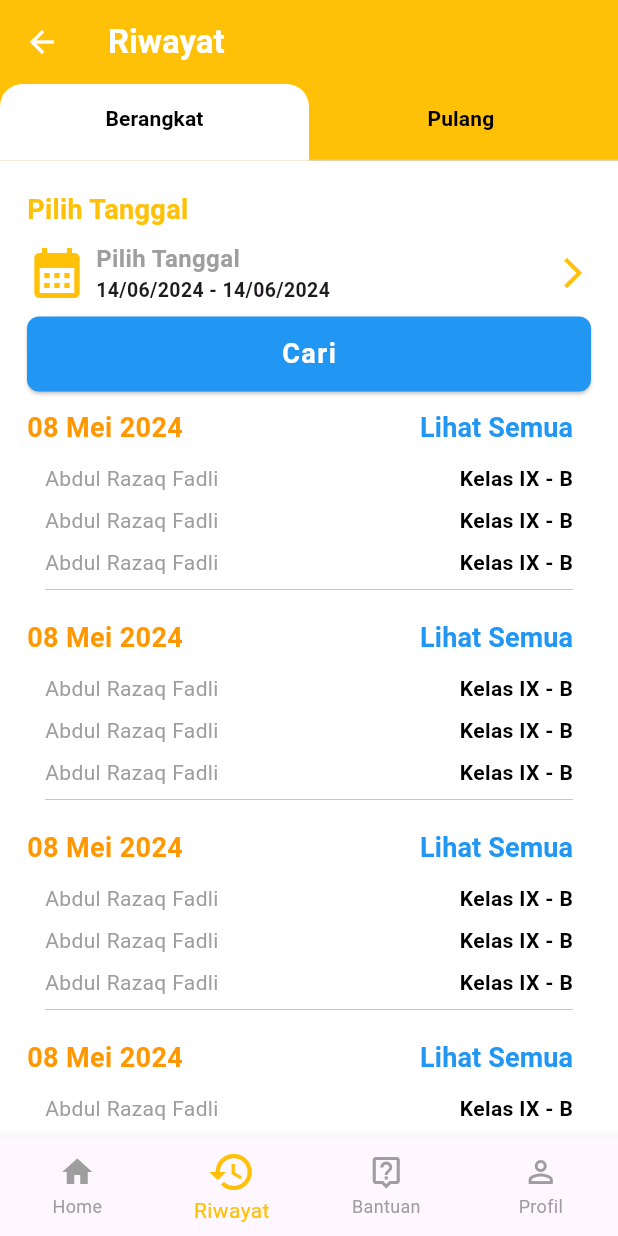
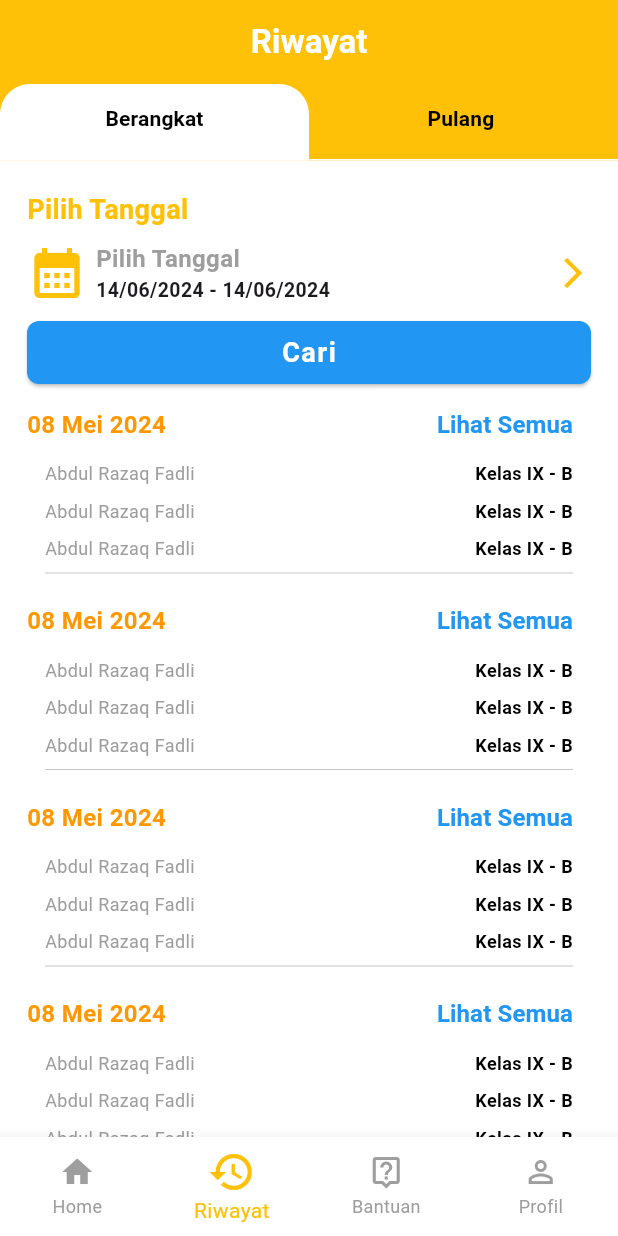
Before and after one commit to MuhammadRaffieHermansyah/supir-anak-senja, a Flutter app: the BottomBar screen opened directly, item 2 of the bottom bar chosen, on a phone screen of 412 x 824 dp. Run offline on Flutter 3.47's test engine with Material 3 defaults, Android fonts, the phone set to English and light mode, and no system bars; our stand-ins replace cloud_firestore, firebase_core, fluttertoast, google_maps_flutter; missing offline and left inert: pusher_channels_flutter; accounts and stored records are empty.

```diff
--- a/lib/pages/bottom_bar.dart
+++ b/lib/pages/bottom_bar.dart
@@ -58,6 +58,7 @@ class _BottomBarState extends State<BottomBar> {
         showUnselectedLabels: true,
         currentIndex: _selectedIndex,
         selectedItemColor: Colors.amber,
+        backgroundColor: Colors.white,
         selectedIconTheme: const IconThemeData(size: 32),
         onTap: _onItemTapped,
       ),
--- a/lib/pages/riwayat_page.dart
+++ b/lib/pages/riwayat_page.dart
@@ -21,32 +21,38 @@ class _RiwayatPageState extends State<RiwayatPage> {
         appBar: AppBar(
           backgroundColor: Colors.amber,
           iconTheme: const IconThemeData(color: Colors.white),
-          title: const Text(
-            'Riwayat',
-            style: TextStyle(
-              fontWeight: FontWeight.bold,
-              color: Colors.white,
+          title: const Center(
+            child: Text(
+              'Riwayat',
+              style: TextStyle(
+                fontWeight: FontWeight.bold,
+                color: Colors.white,
+              ),
             ),
           ),
-          leading: IconButton(
-            onPressed: () {
-              Navigator.pop(context);
-            },
-            icon: const Icon(
-              Icons.arrow_back,
-            ),
-          ),
+          // leading: IconButton(
+          //   onPressed: () {
+          //     Navigator.pop(context);
+          //   },
+          //   icon: const Icon(
+          //     Icons.arrow_back,
+          //   ),
+          // ),
           bottom: const TabBar(
+            // padding: EdgeInsets.only(top: 10),
+            dividerColor: Colors.white,
             indicatorSize: TabBarIndicatorSize.tab,
             indicator: BoxDecoration(
               color: Colors.white,
               borderRadius: BorderRadius.only(
-                topLeft: Radius.circular(15),
-                topRight: Radius.circular(15),
+                topLeft: Radius.circular(20),
+                topRight: Radius.circular(20),
               ),
             ),
-            labelStyle:
-                TextStyle(color: Colors.white, fontWeight: FontWeight.bold),
+            labelStyle: TextStyle(
+              color: Colors.white,
+              fontWeight: FontWeight.bold,
+            ),
             indicatorColor: Colors.white,
             indicatorWeight: 5,
             indicatorPadding: EdgeInsets.all(0),
--- a/lib/widgets/filter_button.dart
+++ b/lib/widgets/filter_button.dart
@@ -103,7 +103,8 @@ class _FilterButtonState extends State<FilterButton> {
             // );
           },
           style: ElevatedButton.styleFrom(
-              minimumSize: const Size(double.infinity, 50),
+              minimumSize: const Size(double.infinity, 0),
+              padding: const EdgeInsets.symmetric(vertical: 8),
               shape: RoundedRectangleBorder(
                 borderRadius: BorderRadius.circular(8),
               ),
--- a/lib/widgets/riwayat/card.dart
+++ b/lib/widgets/riwayat/card.dart
@@ -21,7 +21,7 @@ class _CardRiwayatState extends State<CardRiwayat> {
               style: TextStyle(
                 color: Colors.orange,
                 fontWeight: FontWeight.bold,
-                fontSize: 18,
+                fontSize: 16,
               ),
             ),
             TextButton(
@@ -38,7 +38,7 @@ class _CardRiwayatState extends State<CardRiwayat> {
                 style: TextStyle(
                   color: Colors.blue,
                   fontWeight: FontWeight.bold,
-                  fontSize: 18,
+                  fontSize: 16,
                 ),
               ),
             ),
@@ -54,13 +54,17 @@ class _CardRiwayatState extends State<CardRiwayat> {
                 children: [
                   Text(
                     'Abdul Razaq Fadli',
-                    style: TextStyle(color: Colors.grey),
+                    style: TextStyle(
+                      color: Colors.grey,
+                      fontSize: 12,
+                    ),
                   ),
                   Text(
                     'Kelas IX - B',
                     style: TextStyle(
                       color: Colors.black,
                       fontWeight: FontWeight.bold,
+                      fontSize: 12,
                     ),
                   ),
                 ],
@@ -71,13 +75,17 @@ class _CardRiwayatState extends State<CardRiwayat> {
                 children: [
                   Text(
                     'Abdul Razaq Fadli',
-                    style: TextStyle(color: Colors.grey),
+                    style: TextStyle(
+                      color: Colors.grey,
+                      fontSize: 12,
+                    ),
                   ),
                   Text(
                     'Kelas IX - B',
                     style: TextStyle(
                       color: Colors.black,
                       fontWeight: FontWeight.bold,
+                      fontSize: 12,
                     ),
                   ),
                 ],
@@ -88,13 +96,17 @@ class _CardRiwayatState extends State<CardRiwayat> {
                 children: [
                   Text(
                     'Abdul Razaq Fadli',
-                    style: TextStyle(color: Colors.grey),
+                    style: TextStyle(
+                      color: Colors.grey,
+                      fontSize: 12,
+                    ),
                   ),
                   Text(
                     'Kelas IX - B',
                     style: TextStyle(
                       color: Colors.black,
                       fontWeight: FontWeight.bold,
+                      fontSize: 12,
                     ),
                   ),
                 ],
```
Also changed, not shown: lib/main.dart (+12 -2 lines), lib/pages/home_page.dart (+147 -40 lines), lib/pages/introduction.dart (+8 -1 lines), lib/pages/login_page.dart (+8 -4 lines), lib/pages/update_account.dart (+8 -8 lines), lib/widgets/double_back_to_exit.dart (added, +45 -0 lines), lib/widgets/ooption_profile.dart (+17 -18 lines), pubspec.yaml (+9 -1 lines), firebase.json (added), lib/firebase_options.dart (added), pubspec.lock, 8 other files.
